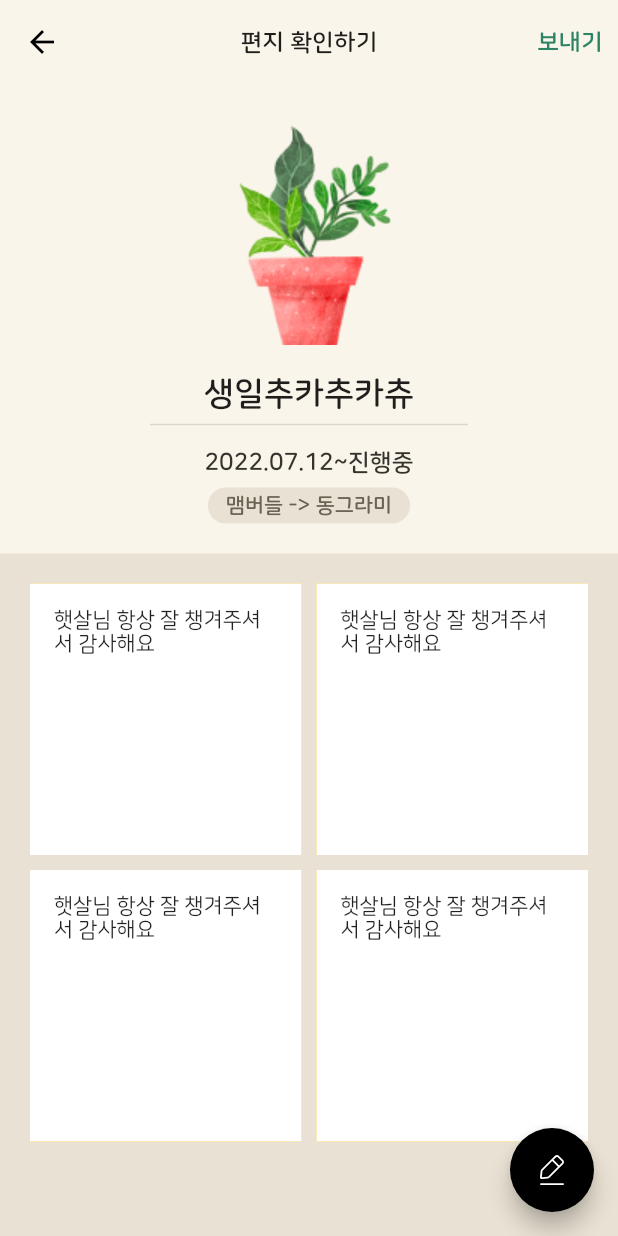
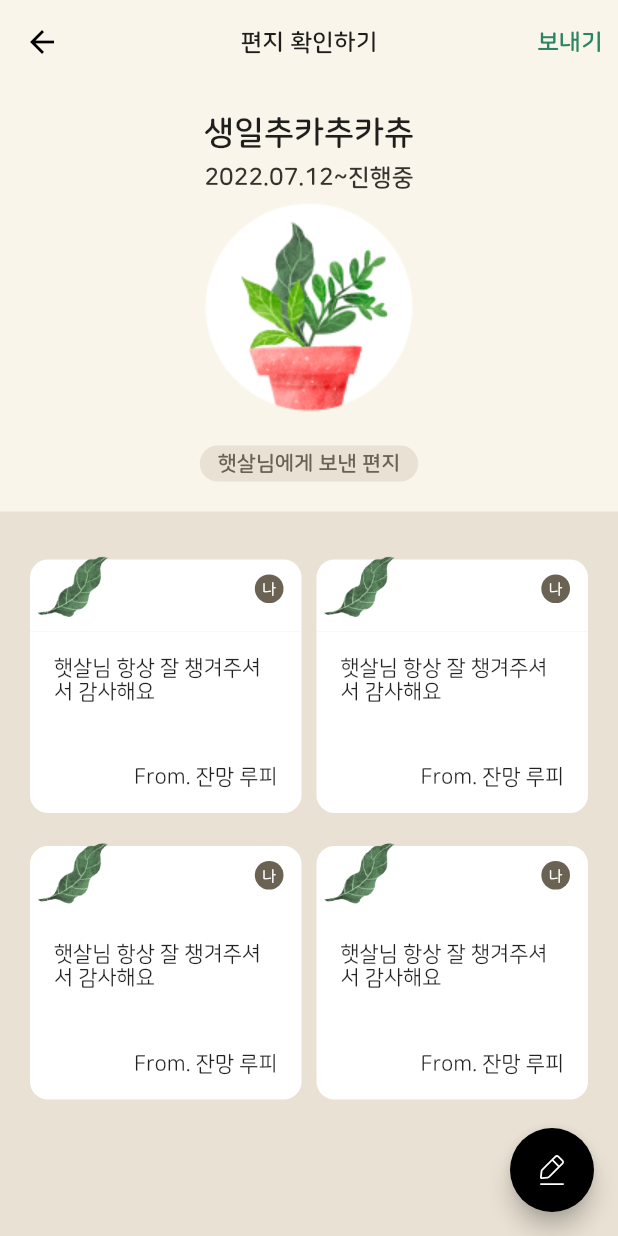
Before and after one commit to okskmk2/fill-my-heart, a Flutter app: the VaseDetailPage screen opened directly, on a phone screen of 412 x 824 dp. Run offline on Flutter 3.47's test engine with Material 2 defaults, Android fonts, the phone set to English and light mode, and no system bars; our stand-ins replace cloud_firestore, firebase_auth, firebase_core, firebase_storage, flutter_svg, flutter_swiper; accounts and stored records are empty.

Commit message:
화분 상세 화면 스타일 조정

```diff
--- a/lib/pages/vase_detail_page.dart
+++ b/lib/pages/vase_detail_page.dart
@@ -40,10 +40,6 @@ class VaseDetailPage extends StatelessWidget {
             child: Column(
               crossAxisAlignment: CrossAxisAlignment.center,
               children: [
-                Image.asset('assets/icons/vase1.png'),
-                SizedBox(
-                  height: 20,
-                ),
                 Text(
                   '생일추카추카츄',
                   style: TextStyle(
@@ -51,7 +47,6 @@ class VaseDetailPage extends StatelessWidget {
                       fontWeight: FontWeight.w700,
                       color: CustomStyles.textColor),
                 ),
-                Divider(thickness: 1),
                 Padding(
                   padding: const EdgeInsets.all(8.0),
                   child: Text("2022.07.12~진행중",
@@ -59,6 +54,10 @@ class VaseDetailPage extends StatelessWidget {
                           fontWeight: FontWeight.w700,
                           fontSize: 16,
                           color: CustomStyles.dBrownColor)),
+                ),
+                Image.asset('assets/circlevase.png'),
+                SizedBox(
+                  height: 20,
                 ),
                 Container(
                     decoration: BoxDecoration(
@@ -71,7 +70,7 @@ class VaseDetailPage extends StatelessWidget {
                         horizontal: 12,
                       ),
                       child: Text(
-                        '맴버들 -> 동그라미',
+                        '햇살님에게 보낸 편지',
                         style: TextStyle(
                             fontWeight: FontWeight.w700,
                             color: CustomStyles.inputLineColor),
@@ -91,16 +90,69 @@ class VaseDetailPage extends StatelessWidget {
                     mainAxisSpacing: 10),
                 itemCount: 4,
                 itemBuilder: (context, index) => Container(
-                  height: 184,
-                  color: Colors.amber,
-                  child: Container(
-                    padding: EdgeInsets.all(16),
-                    color: Colors.white,
-                    child: Column(
-                      children: [
-                        Text("햇살님 항상 잘 챙겨주셔서 감사해요"),
-                      ],
-                    ),
+                  child: Column(
+                    children: [
+                      Stack(
+                        children: [
+                          Column(
+                            children: [
+                              Container(
+                                color: Color(0xffE9E1D3),
+                                height: 12,
+                              ),
+                              Container(
+                                decoration: BoxDecoration(
+                                  color: Colors.white,
+                                  borderRadius: BorderRadius.only(
+                                    topLeft: Radius.circular(12),
+                                    topRight: Radius.circular(12),
+                                  ),
+                                ),
+                                padding: EdgeInsets.only(top: 9, right: 12),
+                                height: 48,
+                                child: Align(
+                                  alignment: Alignment.topRight,
+                                  child: Container(
+                                      padding: EdgeInsets.all(5),
+                                      decoration: BoxDecoration(
+                                        color: CustomStyles.inputLineColor,
+                                        shape: BoxShape.circle,
+                                      ),
+                                      child: Text(
+                                        '나',
+                                        style: TextStyle(
+                                          fontSize: 10,
+                                          color: Colors.white,
+                                        ),
+                                      )),
+                                ),
+                              ),
+                            ],
+                          ),
+                          Image.asset('assets/leaf.png', width: 60),
+                        ],
+                      ),
+                      Expanded(
+                        child: Container(
+                          decoration: BoxDecoration(
+                            color: Colors.white,
+                            borderRadius: BorderRadius.only(
+                              bottomLeft: Radius.circular(12),
+                              bottomRight: Radius.circular(12),
+                            ),
+                          ),
+                          padding: EdgeInsets.all(16),
+                          child: Column(
+                            crossAxisAlignment: CrossAxisAlignment.end,
+                            mainAxisAlignment: MainAxisAlignment.spaceBetween,
+                            children: [
+                              Text("햇살님 항상 잘 챙겨주셔서 감사해요"),
+                              Text("From. 잔망 루피"),
+                            ],
+                          ),
+                        ),
+                      ),
+                    ],
                   ),
                 ),
               ),
@@ -110,7 +162,6 @@ class VaseDetailPage extends StatelessWidget {
       ),
       floatingActionButton: FloatingActionButton(
         onPressed: () {
-          print("1");
           Navigator.push(
             context,
             MaterialPageRoute(
```
Also changed, not shown: assets/circlevase.png (added).
